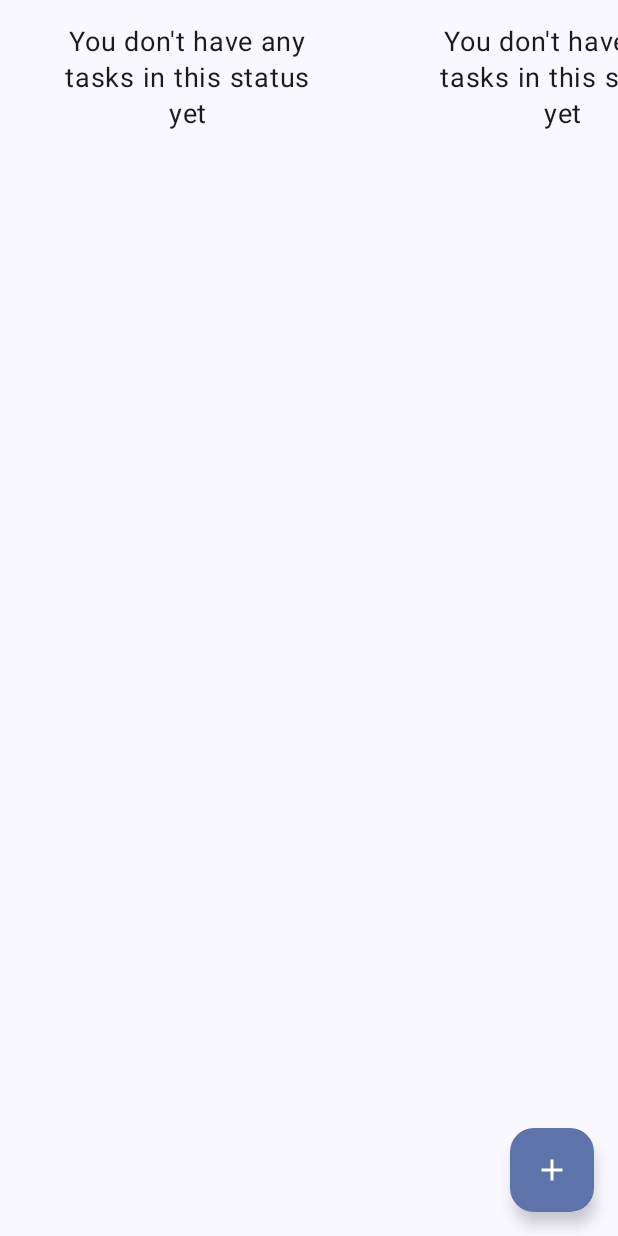
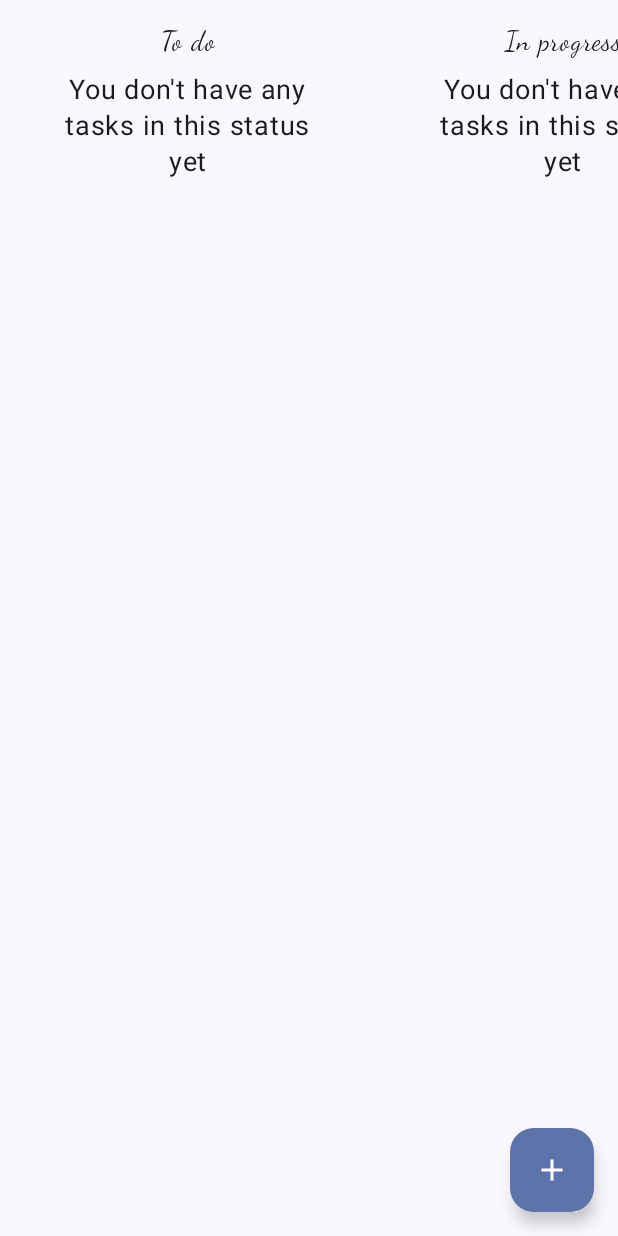
Before and after one commit to vkochenkov/AndroidApp-TaskManager, an Android app built with Jetpack Compose: the @Preview function PreviewEmpty, on a phone screen of 412 x 824 dp. Run offline under Robolectric (Android 15) with nearby library versions, the light colour scheme and no system bars; our stand-ins replace Room's generated code.

Commit message:
work about statuses

```diff
--- a/app/src/main/java/com/vkochenkov/taskmanager/data/TaskDao.kt
+++ b/app/src/main/java/com/vkochenkov/taskmanager/data/TaskDao.kt
@@ -13,6 +13,9 @@ interface TaskDao {
     @Query("SELECT * FROM task")
     suspend fun getAll(): List<Task>
 
+    @Query("SELECT * FROM task where status NOT LIKE 'DONE'")
+    suspend fun getAllWithoutDone(): List<Task>
+
     @Insert(onConflict = REPLACE)
     suspend fun insert(task: Task)
 
--- a/app/src/main/java/com/vkochenkov/taskmanager/data/TasksRepository.kt
+++ b/app/src/main/java/com/vkochenkov/taskmanager/data/TasksRepository.kt
@@ -8,6 +8,10 @@ class TasksRepository(
 
     suspend fun getAllTasks(): List<Task> {
         return dao.getAll()
+    }
+
+    suspend fun getActiveTasks(): List<Task> {
+        return dao.getAllWithoutDone()
     }
 
     suspend fun getTask(id: Int): Task {
--- a/app/src/main/java/com/vkochenkov/taskmanager/data/model/Task.kt
+++ b/app/src/main/java/com/vkochenkov/taskmanager/data/model/Task.kt
@@ -1,8 +1,10 @@
 package com.vkochenkov.taskmanager.data.model
 
+import android.content.Context
 import androidx.compose.ui.graphics.Color
 import androidx.room.Entity
 import androidx.room.PrimaryKey
+import com.vkochenkov.taskmanager.R
 import com.vkochenkov.taskmanager.presentation.theme.ColorPriorityHigh
 import com.vkochenkov.taskmanager.presentation.theme.ColorPriorityLow
 import com.vkochenkov.taskmanager.presentation.theme.ColorPriorityNormal
@@ -36,6 +38,27 @@ data class Task(
     }
 
     enum class Status {
-        TO_DO, IN_PROGRESS, DONE
+
+        TO_DO,
+        IN_PROGRESS,
+        REVIEW,
+        DONE;
+
+        fun getNameForUi(context: Context): String {
+            return when (this) {
+                TO_DO -> {
+                    context.getString(R.string.status_to_do)
+                }
+                IN_PROGRESS -> {
+                    context.getString(R.string.status_in_progress)
+                }
+                REVIEW -> {
+                    context.getString(R.string.status_review)
+                }
+                DONE -> {
+                    context.getString(R.string.status_done)
+                }
+            }
+        }
     }
 }
--- a/app/src/main/java/com/vkochenkov/taskmanager/presentation/screen/main/MainBody.kt
+++ b/app/src/main/java/com/vkochenkov/taskmanager/presentation/screen/main/MainBody.kt
@@ -13,8 +13,10 @@ import androidx.compose.runtime.*
 import androidx.compose.ui.Alignment
 import androidx.compose.ui.Modifier
 import androidx.compose.ui.layout.onGloballyPositioned
+import androidx.compose.ui.platform.LocalContext
 import androidx.compose.ui.platform.LocalDensity
 import androidx.compose.ui.res.stringResource
+import androidx.compose.ui.text.font.FontFamily
 import androidx.compose.ui.text.style.TextAlign
 import androidx.compose.ui.text.style.TextOverflow
 import androidx.compose.ui.tooling.preview.Devices
@@ -71,7 +73,7 @@ private fun ShowContent(
 
     Column {
         LazyRow {
-            for (status in Task.Status.values()) {
+            for (status in Task.Status.values().filter { it != Task.Status.DONE }) {
                 item {
                     LazyColumn(
                         modifier = Modifier
@@ -82,11 +84,16 @@ private fun ShowContent(
                         verticalArrangement = Arrangement.spacedBy(8.dp),
                     ) {
                         val filtered = tasksList.filter { it.status == status }
+                        item {
+                            Text(
+                                modifier = Modifier.fillMaxWidth(),
+                                text = status.getNameForUi(LocalContext.current),
+                                textAlign = TextAlign.Center,
+                                fontSize = 18.sp,
+                                fontFamily = FontFamily.Cursive
+                            )
+                        }
                         if (filtered.isNotEmpty()) {
-                            item {
-                                // todo fix name - without _
-                                Text(text = status.toString())
-                            }
                             for (task in filtered) {
                                 item {
                                     TaskCard(task, onAction)
--- a/app/src/main/java/com/vkochenkov/taskmanager/presentation/screen/main/MainViewModel.kt
+++ b/app/src/main/java/com/vkochenkov/taskmanager/presentation/screen/main/MainViewModel.kt
@@ -23,15 +23,15 @@ class MainViewModel(
         when (action) {
             is MainActions.OpenDetails -> openDetails(action.id)
             is MainActions.AddNewTask -> addNewTask()
-            is MainActions.UpdateData -> getAllTasks()
+            is MainActions.UpdateData -> getActiveTasks()
         }
     }
 
-    private fun getAllTasks() {
+    private fun getActiveTasks() {
         viewModelScope.launch {
             runCatching {
                 _state.value = MainBodyState.ShowLoading
-                repository.getAllTasks()
+                repository.getActiveTasks()
             }.onFailure {
                 _state.value = MainBodyState.ShowError
             }.onSuccess {
--- a/app/src/main/res/values/strings.xml
+++ b/app/src/main/res/values/strings.xml
@@ -2,6 +2,11 @@
     <string name="app_name">TaskManager</string>
 
     <string name="main_btn_add_task">Add task</string>
+
+    <string name="status_to_do">To do</string>
+    <string name="status_in_progress">In progress</string>
+    <string name="status_review">Review</string>
+    <string name="status_done">Done</string>
 
     <string name="details_title_hint">Title</string>
     <string name="details_description_hint">Description</string>
```
Also changed, not shown: app/src/main/java/com/vkochenkov/taskmanager/presentation/screen/details/DetailsBody.kt (+5 -4 lines).
